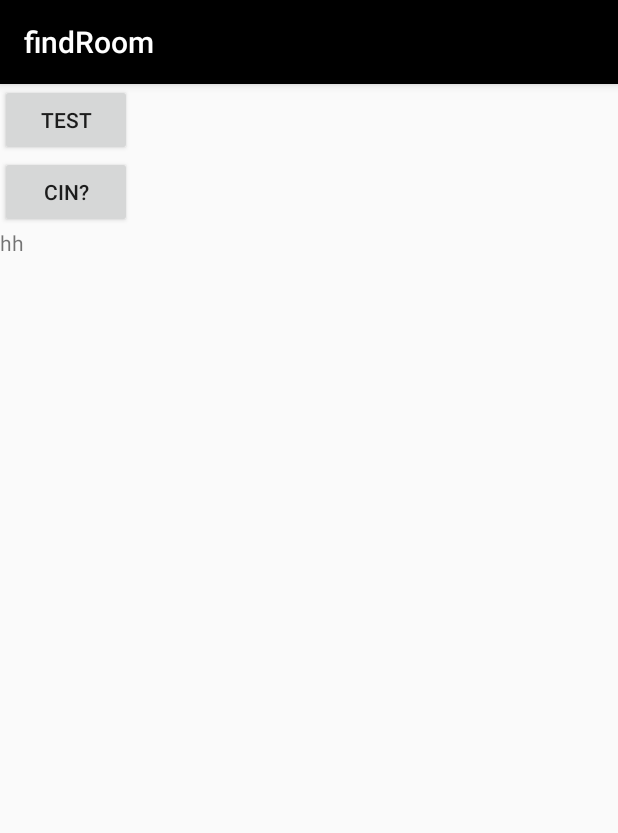
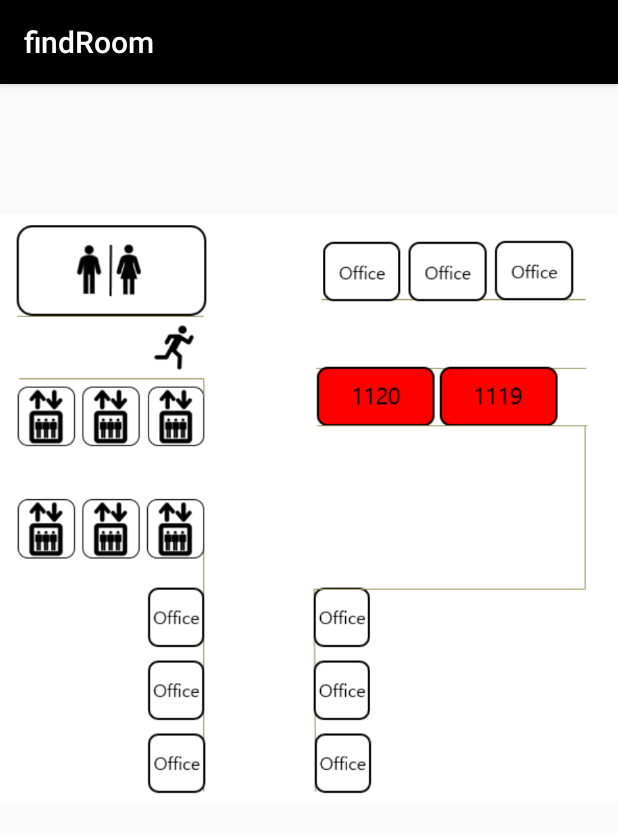
Before and after one commit to hyesunny/Wanderer, an Android app: the gwang11floor screen opened directly, with no data from a screen before it, on a phone screen of 412 x 824 dp. Shown: the top 833 px of the screen. Run offline under Robolectric (Android 15) with nearby library versions, the phone set to English and light mode, and no system bars.

Commit message:
androidApp_showLectureRoom_Complete

```diff
--- a/findRoom/app/src/main/java/com/example/user/findroom/gwang11floor.java
+++ b/findRoom/app/src/main/java/com/example/user/findroom/gwang11floor.java
@@ -13,32 +13,35 @@ import java.io.DataOutputStream;
 import java.io.InputStreamReader;
 import java.net.HttpURLConnection;
 import java.net.URL;
+import java.util.Timer;
+import java.util.TimerTask;
 import java.util.logging.Level;
 import java.util.logging.Logger;
 
 import javax.net.ssl.HttpsURLConnection;
 
 public class gwang11floor extends AppCompatActivity {
-    //public ImageView gwangLectureRooom;
+
+    public ImageView gwangLectureRooom;
     public Handler handler;
-    public TextView ctext;
+    //public TextView ctext;
 
 	public String cnt[] = {"cnt-1119","cnt-1120"};
-	public String cin[]={"change","this"};
+	public String cin[]={"8","8"};
 
     @Override
     protected void onCreate(Bundle savedInstanceState) {
         super.onCreate(savedInstanceState);
         setContentView(R.layout.activity_gwang11floor);
-        //gwangLectureRooom=(ImageView)findViewById(R.id.gwangLectureRoom);
-        ctext=(TextView)findViewById(R.id.ctext);
+        gwangLectureRooom=(ImageView)findViewById(R.id.gwangLectureRoom);
+        //ctext=(TextView)findViewById(R.id.ctext);
+        startRetrieve();
     }
     public gwang11floor(){
         handler=new Handler();
     }
-    public void tclick(View v) {
-        switch (v.getId()) {
-            case R.id.test: {
+
+    public void startRetrieve() {
                 int i;
                 for(i=0;i<2;i++) {
                     RetrieveRequest req = new RetrieveRequest();
@@ -46,18 +49,24 @@ public class gwang11floor extends AppCompatActivity {
                     req.RetrieveRequest(cnt[i]);
                     req.start();
                 }
-                break;
-            }
-        }
+                new Handler().postDelayed(new Runnable() {
+                    @Override
+                    public void run() {
+                showLectureRoom();
+                    }
+                },1000);
+
     }
-    public void cclick(View v) {
-        switch (v.getId()) {
-            case R.id.cc: {
-                    ctext.setText(cin[0]);
-                    break;
-            }
+    public void showLectureRoom() {
 
-        }
+                if (Integer.parseInt(cin[0]) == 0 && Integer.parseInt(cin[1]) == 0)
+                    gwangLectureRooom.setImageResource(R.drawable.gwang00);
+                else if (Integer.parseInt(cin[0]) == 1 && Integer.parseInt(cin[1]) == 0)
+                    gwangLectureRooom.setImageResource(R.drawable.gwang10);
+                else if (Integer.parseInt(cin[0]) == 0 && Integer.parseInt(cin[1]) == 1)
+                    gwangLectureRooom.setImageResource(R.drawable.gwang01);
+                else
+                    gwangLectureRooom.setImageResource(R.drawable.gwang11);
     }
 
 
--- a/findRoom/app/src/main/res/layout/activity_gwang11floor.xml
+++ b/findRoom/app/src/main/res/layout/activity_gwang11floor.xml
@@ -8,24 +8,6 @@
     android:orientation="vertical"
     tools:context="com.example.user.findroom.gwang11floor">
 
-    <Button
-        android:id="@+id/test"
-        android:layout_width="wrap_content"
-        android:layout_height="wrap_content"
-        android:text="test"
-        android:onClick="tclick"/>
-    <Button
-        android:id="@+id/cc"
-        android:layout_width="wrap_content"
-        android:layout_height="wrap_content"
-        android:text="cin?"
-        android:onClick="cclick"/>
-    <TextView
-        android:id="@+id/ctext"
-        android:layout_width="wrap_content"
-        android:layout_height="wrap_content"
-        android:text="hh"/>
-
 
     <ImageView
         android:id="@+id/gwangLectureRoom"
```
